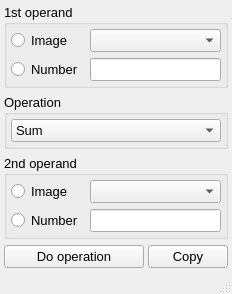
The window that UIs/nOperator.ui (NeutrinoToolkit/Neutrino) describes before a commit, drawn with Qt 5.
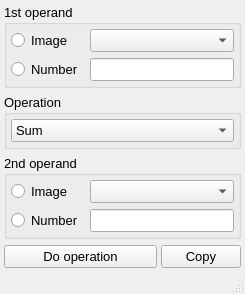
The same window after the commit.

What changed in the file:
```diff
--- a/UIs/nOperator.ui
+++ b/UIs/nOperator.ui
@@ -23,7 +23,7 @@
    <bool>true</bool>
   </property>
   <widget class="QWidget" name="centralwidget">
-   <layout class="QGridLayout" name="gridLayout_4" rowstretch="1,0,1,0,0" columnstretch="1,0">
+   <layout class="QGridLayout" name="gridLayout_4" rowstretch="1,0,1,0,0,0" columnstretch="1,0">
     <property name="leftMargin">
      <number>4</number>
     </property>
@@ -217,6 +217,11 @@
            <string>Blur+Sobel</string>
           </property>
          </item>
+         <item>
+          <property name="text">
+           <string>Plasma scale[um/px] lambda[nm]</string>
+          </property>
+         </item>
          <item>
           <property name="text">
            <string>Transpose</string>
@@ -352,7 +357,7 @@
       </layout>
      </widget>
     </item>
-    <item row="4" column="1">
+    <item row="5" column="1">
      <widget class="QPushButton" name="copyButton">
       <property name="font">
        <font>
@@ -364,7 +369,7 @@
       </property>
      </widget>
     </item>
-    <item row="4" column="0">
+    <item row="5" column="0">
      <widget class="QPushButton" name="calculate">
       <property name="font">
        <font>
@@ -376,6 +381,19 @@
       </property>
      </widget>
     </item>
+    <item row="3" column="0">
+     <spacer name="verticalSpacer">
+      <property name="orientation">
+       <enum>Qt::Vertical</enum>
+      </property>
+      <property name="sizeHint" stdset="0">
+       <size>
+        <width>20</width>
+        <height>40</height>
+       </size>
+      </property>
+     </spacer>
+    </item>
    </layout>
   </widget>
   <widget class="QStatusBar" name="statusbar">
```
